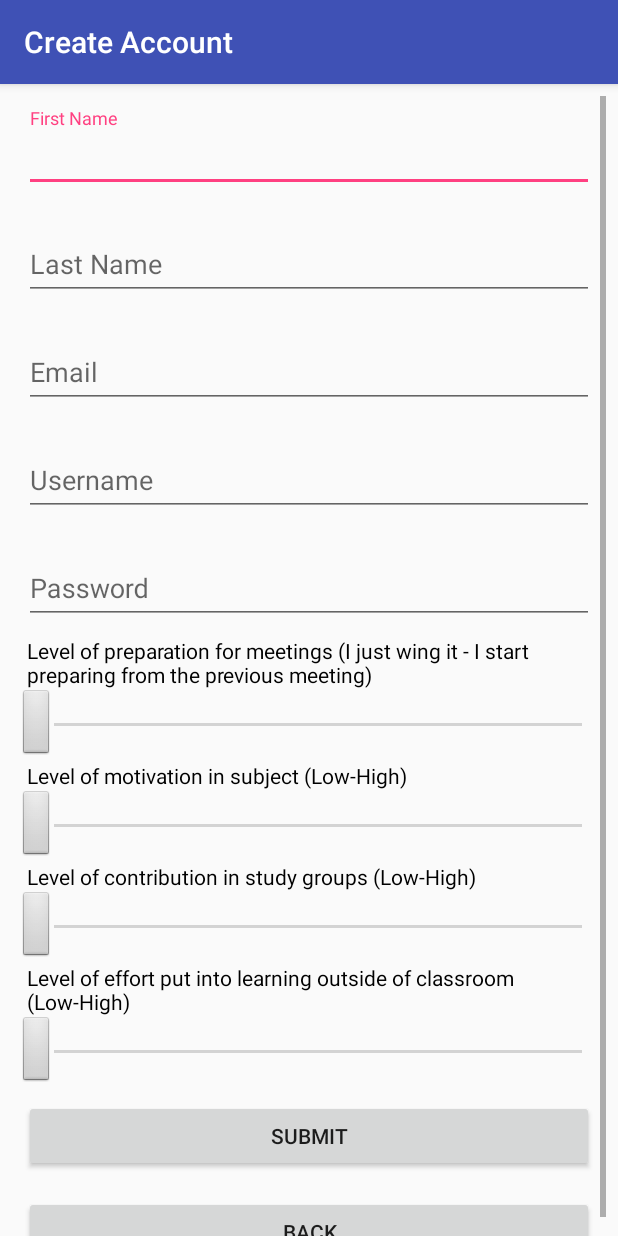
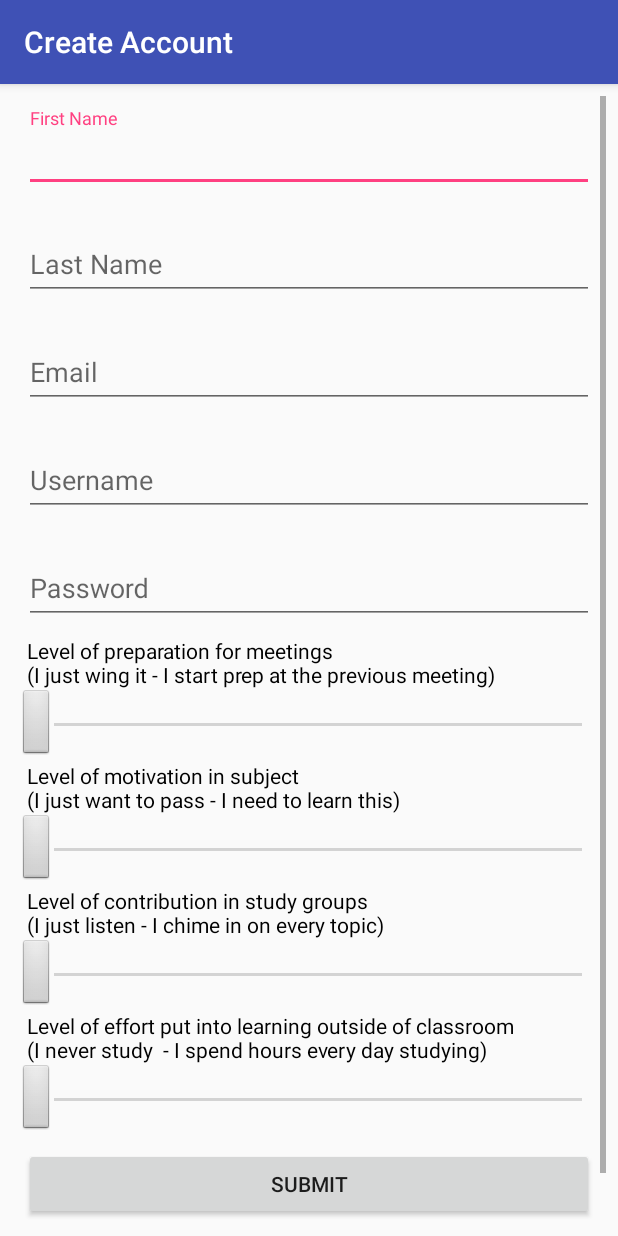
Before and after one commit to KelvinJRosado/StudyTogether, an Android app: the RegisterActivity screen opened directly, with no data from a screen before it, on a phone screen of 412 x 824 dp. Run offline under Robolectric (Android 15) with nearby library versions, the phone set to English and light mode, and no system bars.

Commit message:
Changed text on register screen

```diff
--- a/app/src/main/res/layout/activity_register.xml
+++ b/app/src/main/res/layout/activity_register.xml
@@ -158,7 +158,7 @@
                     android:layout_width="match_parent"
                     android:layout_height="wrap_content"
                     android:layout_marginStart="10dp"
-                    android:text="Level of preparation for meetings (I just wing it - I start preparing from the previous meeting) "
+                    android:text="Level of preparation for meetings\n(I just wing it - I start prep at the previous meeting)"
                     android:textColor="@android:color/black" />
 
                 <SeekBar
@@ -182,7 +182,7 @@
                     android:layout_width="match_parent"
                     android:layout_height="wrap_content"
                     android:layout_marginStart="10dp"
-                    android:text="Level of motivation in subject (Low-High)"
+                    android:text="Level of motivation in subject\n(I just want to pass - I need to learn this)"
                     android:textColor="@android:color/black" />
 
                 <SeekBar
@@ -206,7 +206,7 @@
                     android:layout_width="match_parent"
                     android:layout_height="wrap_content"
                     android:layout_marginStart="10dp"
-                    android:text="Level of contribution in study groups (Low-High)"
+                    android:text="Level of contribution in study groups\n(I just listen - I chime in on every topic)"
                     android:textColor="@android:color/black" />
 
                 <SeekBar
@@ -230,7 +230,7 @@
                     android:layout_width="match_parent"
                     android:layout_height="wrap_content"
                     android:layout_marginStart="10dp"
-                    android:text="Level of effort put into learning outside of classroom (Low-High)"
+                    android:text="Level of effort put into learning outside of classroom\n(I never study  - I spend hours every day studying)"
                     android:textColor="@android:color/black" />
 
                 <SeekBar
```
Also changed, not shown: 3 other files.
